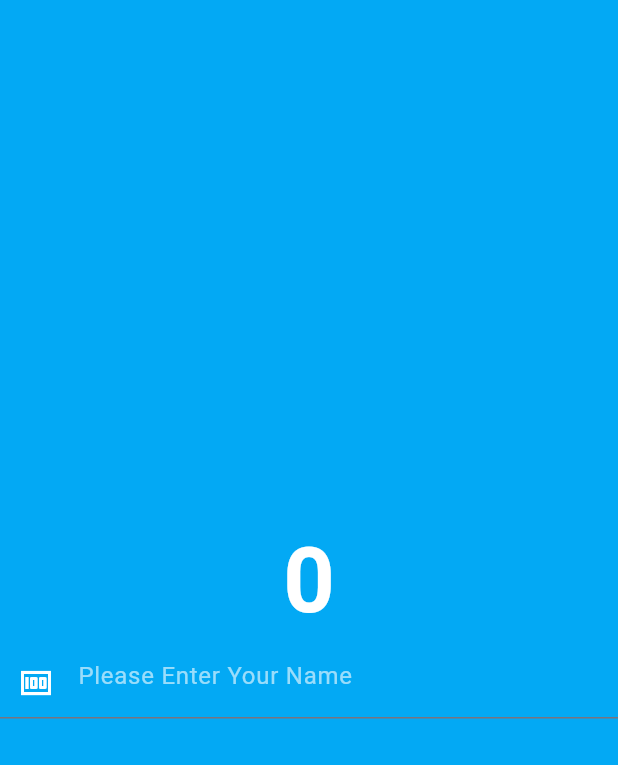
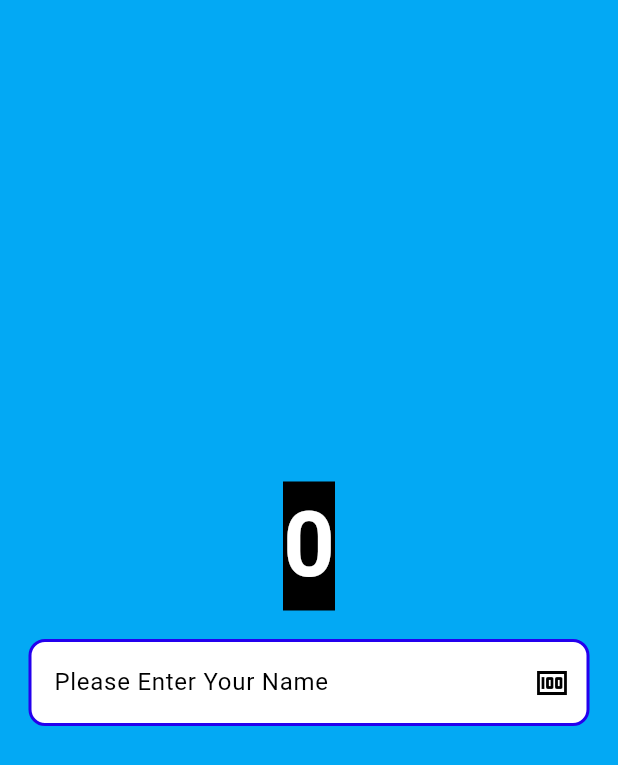
Before and after one commit to MyatThu1582/currency_converter, a Flutter app: the screen it shows after launch, on a phone screen of 412 x 824 dp. Shown: the top 765 px of the screen. Run offline on Flutter 3.47's test engine with Material 3 defaults, Android fonts, the phone set to English and light mode, and no system bars.

Commit message:
container margin padding

```diff
--- a/currency_converter/lib/currency_converter_material_page.dart
+++ b/currency_converter/lib/currency_converter_material_page.dart
@@ -5,13 +5,26 @@ class CurrencyConverterMaterialPage extends StatelessWidget {
 
   @override
   Widget build(BuildContext context){
-    return const Scaffold(
+    final border = OutlineInputBorder(
+                  borderSide: BorderSide(
+                    color: const Color.fromARGB(255, 36, 0, 238),
+                    width: 2.0,
+                    style: BorderStyle.solid,
+                    strokeAlign: BorderSide.strokeAlignCenter
+                  ),
+                  borderRadius: BorderRadius.all(Radius.circular(10)),
+                );
+    return Scaffold(
       backgroundColor: Colors.lightBlue,
       body: Center(
         child: Column(
           mainAxisAlignment: MainAxisAlignment.center,
           children: [
-            Text(
+            Container(
+              // padding: const EdgeInsets.symmetric(horizontal: 20),
+              // margin: const EdgeInsets.all(10),
+              color: Colors.black,
+              child: const Text(
                 '0',
                 style: TextStyle(
                   fontSize: 60,
@@ -19,17 +32,30 @@ class CurrencyConverterMaterialPage extends StatelessWidget {
                   color: Color.fromARGB(255, 255, 255, 255),
                 ),
               ),
-            TextField(
-              style: TextStyle(
-                color: Color.fromARGB(255, 241, 244, 54)
+            ),
+            Container(
+              padding: const EdgeInsets.all(10),
+              margin: const EdgeInsets.all(10),
+              child: TextField(
+                style: const TextStyle(
+                  color: Color.fromARGB(255, 33, 81, 241)
                 ),
                 decoration: InputDecoration(
                   hintText: 'Please Enter Your Name',
-                hintStyle: TextStyle(
-                  color: Colors.white60
+                  hintStyle: const TextStyle(
+                    color: Colors.black
                   ),
-                prefixIcon: Icon(Icons.money),
-                prefixIconColor: Colors.white
+                  suffixIcon: const Icon(Icons.money),
+                  suffixIconColor: Colors.black,
+                  filled: true,
+                  fillColor: Color.fromARGB(255, 255, 255, 255),
+                  enabledBorder: border,
+                  focusedBorder: border
+                ),
+                keyboardType: TextInputType.numberWithOptions(
+                  decimal: true,
+                  signed: true
+                ),
               ),
             )
           ],
```
Also changed, not shown: currency_converter/lib/main.dart (line endings or trailing spaces). Lines whose indentation alone changed are shown as unchanged.
